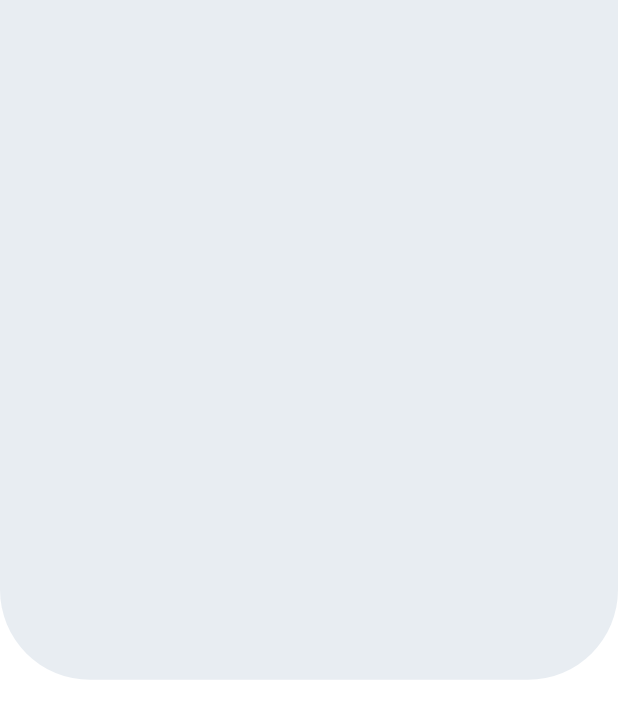
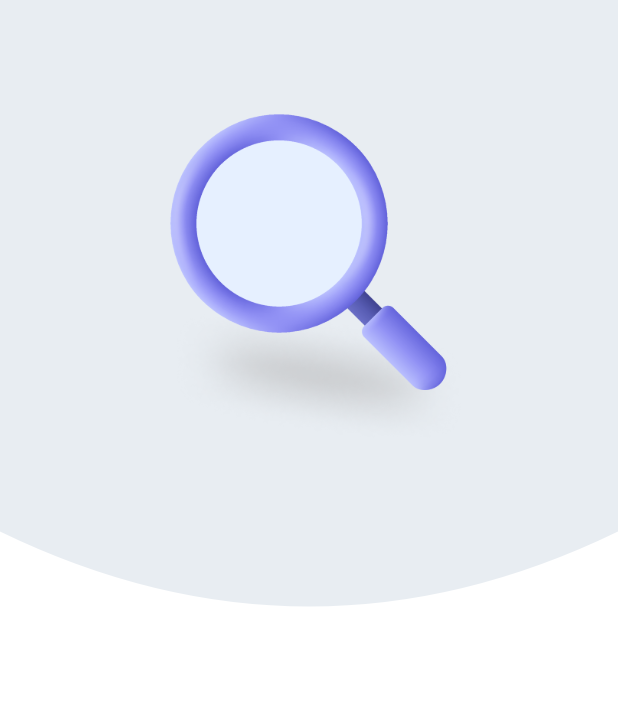
Before and after one commit to digiflycompany/mega_top_mobile, a Flutter app: the screen it shows after launch, on a phone screen of 412 x 824 dp. Shown: the top 719 px of the screen. Run offline on Flutter 3.47's test engine with Material 3 defaults, Android fonts, the phone set to English and light mode, and no system bars.

Commit message:
first header for onboarding Screen 1

```diff
--- a/lib/core/utils/app_fonts.dart
+++ b/lib/core/utils/app_fonts.dart
@@ -10,7 +10,7 @@ class FontFamilies{
   static const String  interFamily="Inter";
   static const String almarai='Almarai';
   static const String jFlat='jFlat';
-  static const String Outfit='Outfit';
+  static const String outfit='Outfit';
 
 
 }class FontWeights {
--- a/lib/features/on_boarding_screens/presentation/pages/on_boarding_first_screen.dart
+++ b/lib/features/on_boarding_screens/presentation/pages/on_boarding_first_screen.dart
@@ -1,27 +1,17 @@
 import 'package:flutter/material.dart';
-import 'package:mega_top_mobile/core/utils/media_query.dart';
-import '../../../../core/utils/app-color.dart';
+import 'package:mega_top_mobile/features/on_boarding_screens/presentation/widgets/header_onboarding_1.dart';
 
 class OnboardingFirstScreen extends StatelessWidget {
   const OnboardingFirstScreen({super.key});
 
   @override
   Widget build(BuildContext context) {
-    return  Scaffold(
+    return  const Scaffold(
       backgroundColor: Colors.white,
       body: Column(
         crossAxisAlignment: CrossAxisAlignment.center,
         children: [
-          Container(
-            height: context.height*0.55,
-            decoration: BoxDecoration(
-              color: AppColors.onboardingBackgroundColor,
-              borderRadius: BorderRadius.only(
-                bottomLeft: Radius.circular(60),
-                bottomRight: Radius.circular(60),
-              ),
-            ),
-          ),
+          FirstHeader(),
         ],
       ),
     );
--- a/lib/features/on_boarding_screens/presentation/widgets/custom_curved_container.dart
+++ b/lib/features/on_boarding_screens/presentation/widgets/custom_curved_container.dart
@@ -1,15 +1,17 @@
 import 'package:flutter/material.dart';
+
+import '../../../../core/utils/app-color.dart';
 
 class ArcPainter extends CustomPainter {
   @override
   void paint(Canvas canvas, Size size) {
     final paint = Paint()
-      ..color = Colors.blueGrey[200]!
+      ..color = AppColors.onboardingBackgroundColor
       ..style = PaintingStyle.fill;
 
     final path = Path()
       ..lineTo(0, size.height)
-      ..quadraticBezierTo(size.width / 2, size.height - 50,
+      ..quadraticBezierTo(size.width / 2, size.height + 100,
           size.width, size.height)
       ..lineTo(size.width, 0)
       ..close();
--- /dev/null
+++ b/lib/features/on_boarding_screens/presentation/widgets/header_onboarding_1.dart
@@ -0,0 +1,23 @@
+import 'package:flutter/cupertino.dart';
+import 'package:mega_top_mobile/core/utils/media_query.dart';
+import '../../../../core/utils/app-assets.dart';
+import 'custom_curved_container.dart';
+
+class FirstHeader extends StatelessWidget {
+  const FirstHeader({super.key});
+
+  @override
+  Widget build(BuildContext context) {
+    return Stack(
+      children: [
+        CustomPaint(
+          size: Size(double.infinity, context.height*0.43),
+          painter: ArcPainter(),
+        ),
+        Transform.scale(
+            scale: 0.85,
+            child: Image.asset(AppAssets.searchPurpleIcon,)),
+      ],
+    );
+  }
+}
```
